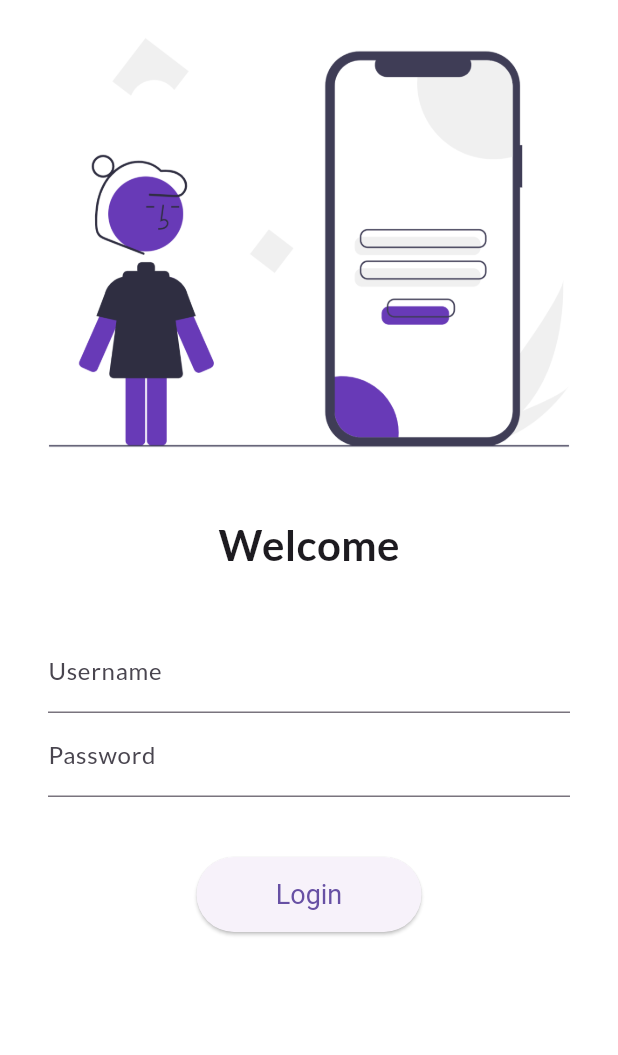
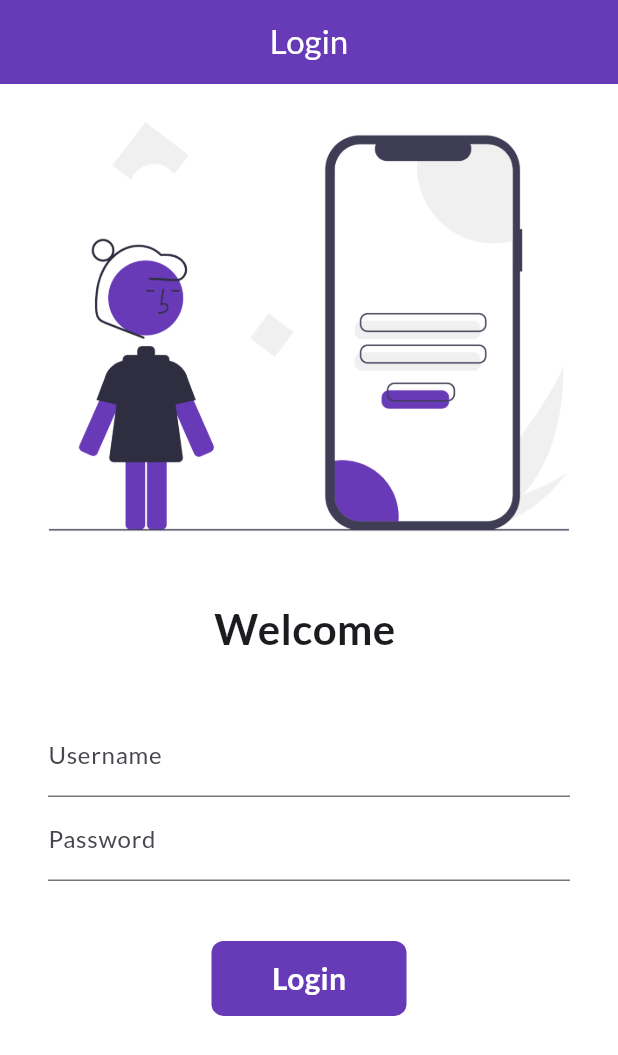
Before and after one commit to shivansh2603/demo_flutter, a Flutter app: the screen it shows after launch, on a phone screen of 412 x 824 dp. Shown: the top 1055 px of the screen. Run offline on Flutter 3.47's test engine with Material 3 defaults, Android fonts, the phone set to English and light mode, and no system bars; our stand-ins replace google_fonts.

Commit message:
day 6 completed

```diff
--- a/lib/main.dart
+++ b/lib/main.dart
@@ -9,6 +9,8 @@ void main() {
 }
 
 class MyApp extends StatelessWidget {
+  const MyApp({super.key});
+
   @override
   Widget build(BuildContext context) {
     return MaterialApp(
--- a/lib/pages/login_page.dart
+++ b/lib/pages/login_page.dart
@@ -1,20 +1,35 @@
 import 'package:demo_codepur/utils/routes.dart';
 import 'package:flutter/material.dart';
 
-class LoginPage extends StatelessWidget {
+class LoginPage extends StatefulWidget {
   const LoginPage({super.key});
 
   @override
+  State<LoginPage> createState() => _LoginPageState();
+}
+
+class _LoginPageState extends State<LoginPage> {
+  String name = "";
+  bool changeButton = false;
+
+  @override
   Widget build(BuildContext context) {
-    return Material(
-      color: Colors.white,
-      child: SingleChildScrollView(
+    return Scaffold(
+      backgroundColor: Colors.white,
+      appBar: AppBar(
+        backgroundColor: Colors.deepPurple,
+        centerTitle: true,
+        title: Text('Login', style: TextStyle(color: Colors.white)),
+      ),
+      body: SingleChildScrollView(
+        //child: Padding(
+        //padding: const EdgeInsets.symmetric(horizontal: 32),
         child: Column(
           children: [
             Image.asset("assets/login_image.png", fit: BoxFit.cover),
             SizedBox(height: 20),
             Text(
-              "Welcome",
+              "Welcome $name",
               style: TextStyle(fontSize: 28, fontWeight: FontWeight.bold),
             ),
             SizedBox(height: 20),
@@ -27,6 +42,10 @@ class LoginPage extends StatelessWidget {
                       hintText: "Enter Username",
                       labelText: "Username",
                     ),
+                    onChanged: (value) {
+                      name = value;
+                      setState(() {});
+                    },
                   ),
                   TextFormField(
                     obscureText: true,
@@ -36,16 +55,53 @@ class LoginPage extends StatelessWidget {
                     ),
                   ),
                   SizedBox(height: 40),
-                  ElevatedButton(
-                    onPressed: () {
+                  InkWell(
+                    onTap: () async {
+                      setState(() {
+                        changeButton = true;
+                      });
+
+                      await Future.delayed(Duration(milliseconds: 400));
+
+                      //if (!mounted) return;
                       Navigator.pushNamed(context, MyRoutes.homeRoute);
                     },
-                    style: ElevatedButton.styleFrom(
-                      minimumSize: const Size(150, 50), // Width x Height
-                      textStyle: const TextStyle(fontSize: 18), // Bigger font
+                    child: AnimatedContainer(
+                      duration: Duration(milliseconds: 400),
+                      height: 50,
+                      width: changeButton ? 50 : 130,
+                      //color: Colors.deepPurple,
+                      decoration: BoxDecoration(
+                        color: Colors.deepPurple,
+                        borderRadius: BorderRadius.circular(
+                          changeButton ? 50 : 8,
+                        ),
+                      ),
+                      child: Center(
+                        child:
+                            changeButton
+                                ? Icon(Icons.done, color: Colors.white)
+                                : Text(
+                                  "Login",
+                                  style: TextStyle(
+                                    fontSize: 20,
+                                    color: Colors.white,
+                                    fontWeight: FontWeight.bold,
+                                  ),
+                                ),
+                      ),
                     ),
-                    child: Text("Login"),
                   ),
+                  // ElevatedButton(
+                  //   onPressed: () {
+                  //     Navigator.pushNamed(context, MyRoutes.homeRoute);
+                  //   },
+                  //   style: ElevatedButton.styleFrom(
+                  //     minimumSize: const Size(150, 50), // Width x Height
+                  //     textStyle: const TextStyle(fontSize: 18), // Bigger font
+                  //   ),
+                  //   child: Text("Login"),
+                  // ),
                 ],
               ),
             ),
```
